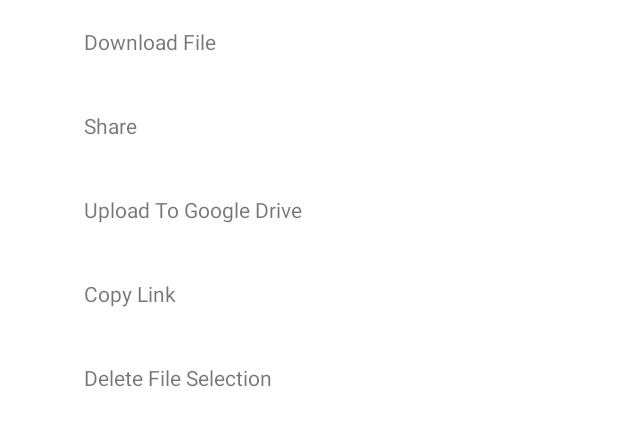
After one commit to emmanuelrap/LADM_PROYECTO_CD_ARTES_V3, an Android app: the layout bottom_sheet_dialog_layout.xml on its own in the app's theme, with its tools: preview values and no code run, on a phone screen of 412 x 824 dp. The commit adds this screen. Shown: the top 426 px of the screen. Run offline under Robolectric (Android 15) with nearby library versions, the phone set to English and light mode, and no system bars.

Commit message:
IMPLEMENTACION (MAL) BOTTOM SHEET

```diff
--- a/app/build.gradle
+++ b/app/build.gradle
@@ -48,4 +48,5 @@ dependencies {
     androidTestImplementation 'androidx.test.ext:junit:1.1.3'
     androidTestImplementation 'androidx.test.espresso:espresso-core:3.4.0'
     implementation 'com.google.android.gms:play-services-location:19.0.1'
+    implementation 'com.google.android.material:material:1.2.1'
 }
--- /dev/null
+++ b/app/src/main/res/layout/bottom_sheet_dialog_layout.xml
@@ -0,0 +1,113 @@
+<?xml version="1.0" encoding="utf-8"?>
+<LinearLayout
+    xmlns:android="http://schemas.android.com/apk/res/android"
+    android:orientation="vertical"
+    android:layout_width="match_parent"
+    android:layout_height="match_parent">
+    <LinearLayout
+        android:layout_width="match_parent"
+        android:layout_height="wrap_content"
+        android:orientation="horizontal"
+        android:id="@+id/download"
+        android:background="?android:attr/selectableItemBackground"
+        android:padding="8dp">
+
+        <ImageView
+            android:layout_width="24dp"
+            android:layout_height="24dp"
+            android:layout_margin="8dp"/>
+
+        <TextView
+            android:layout_width="wrap_content"
+            android:layout_height="wrap_content"
+            android:text="Download File"
+            android:layout_gravity="center_vertical"
+            android:padding="8dp"/>
+    </LinearLayout>
+
+    <LinearLayout
+        android:layout_width="match_parent"
+        android:layout_height="wrap_content"
+        android:orientation="horizontal"
+        android:id="@+id/shareLinearLayout"
+        android:background="?android:attr/selectableItemBackground"
+        android:padding="8dp">
+
+        <ImageView
+            android:layout_width="24dp"
+            android:layout_height="24dp"
+            android:layout_margin="8dp"/>
+
+        <TextView
+            android:layout_width="wrap_content"
+            android:layout_height="wrap_content"
+            android:text="Share"
+            android:layout_gravity="center_vertical"
+            android:padding="8dp"/>
+
+    </LinearLayout>
+
+    <LinearLayout
+        android:layout_width="match_parent"
+        android:layout_height="wrap_content"
+        android:orientation="horizontal"
+        android:id="@+id/uploadLinearLaySout"
+        android:background="?android:attr/selectableItemBackground"
+        android:padding="8dp">
+
+        <ImageView
+            android:layout_width="24dp"
+            android:layout_height="24dp"
+            android:layout_margin="8dp"/>
+
+        <TextView
+            android:layout_width="wrap_content"
+            android:layout_height="wrap_content"
+            android:text="Upload To Google Drive"
+            android:layout_gravity="center_vertical"
+            android:padding="8dp"/>
+
+    </LinearLayout>
+
+    <LinearLayout
+        android:layout_width="match_parent"
+        android:layout_height="wrap_content"
+        android:orientation="horizontal"
+        android:id="@+id/copyLinearLayout"
+        android:background="?android:attr/selectableItemBackground"
+        android:padding="8dp">
+
+        <ImageView
+            android:layout_width="24dp"
+            android:layout_height="24dp"
+            android:layout_margin="8dp"/>
+
+        <TextView
+            android:layout_width="wrap_content"
+            android:layout_height="wrap_content"
+            android:text="Copy Link"
+            android:layout_gravity="center_vertical"
+            android:padding="8dp"/>
+    </LinearLayout>
+
+    <LinearLayout
+        android:layout_width="match_parent"
+        android:layout_height="wrap_content"
+        android:orientation="horizontal"
+        android:id="@+id/delete"
+        android:background="?android:attr/selectableItemBackground"
+        android:padding="8dp">
+
+        <ImageView
+            android:layout_width="24dp"
+            android:layout_height="24dp"
+            android:layout_margin="8dp"/>
+
+        <TextView
+            android:layout_width="wrap_content"
+            android:layout_height="wrap_content"
+            android:text="Delete File Selection"
+            android:layout_gravity="center_vertical"
+            android:padding="8dp"/>
+    </LinearLayout>
+</LinearLayout>
```
Also changed, not shown: app/src/main/java/com/example/ladm_proyecto_cd_artes_v3/MapsActivity.kt (+41 -12 lines), app/src/main/res/layout/bottom_sheet_dialog.xml (added, +83 -0 lines), app/src/main/res/drawable/icon_user_card.png (added).
